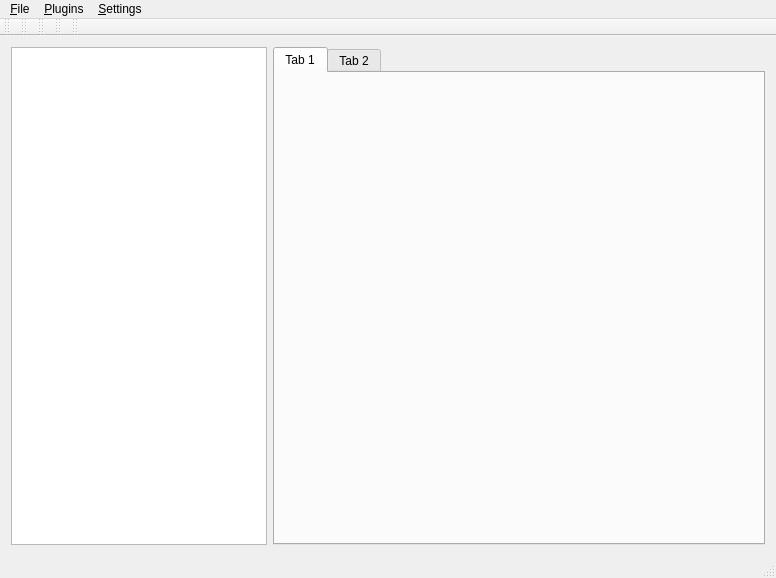
grimrpr/pathcompare, file src/mainwindow.ui: the form before one commit.
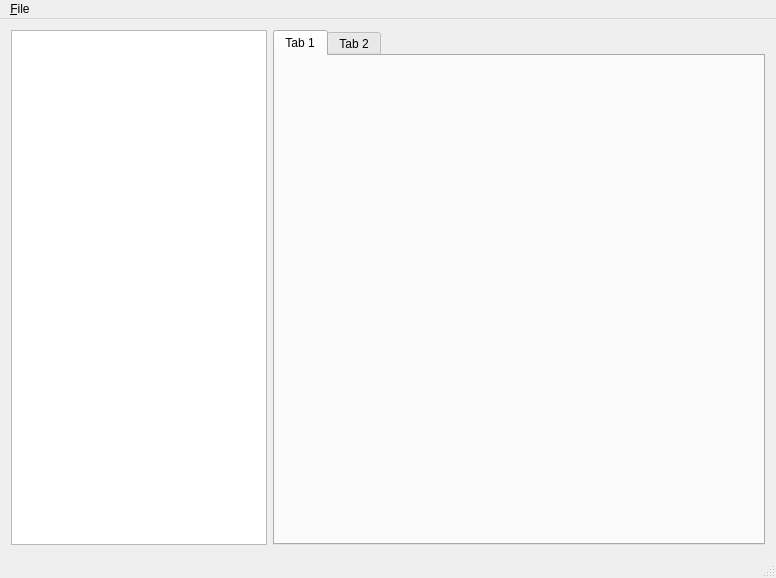
The form after the commit.

Commit message: integrated pluginloader; -finished main pathcompare framework

What changed in the file:
```diff
--- a/src/mainwindow.ui
+++ b/src/mainwindow.ui
@@ -11,10 +11,20 @@
    </rect>
   </property>
   <property name="windowTitle">
-   <string>MainWindow</string>
+   <string>Pathcompare</string>
   </property>
   <widget class="QWidget" name="centralWidget">
    <layout class="QGridLayout" name="gridLayout_5">
+    <item row="0" column="0">
+     <widget class="QTreeView" name="ResourceView">
+      <property name="sizePolicy">
+       <sizepolicy hsizetype="Preferred" vsizetype="Expanding">
+        <horstretch>0</horstretch>
+        <verstretch>0</verstretch>
+       </sizepolicy>
+      </property>
+     </widget>
+    </item>
     <item row="0" column="1">
      <widget class="QTabWidget" name="PluginTabs">
       <property name="sizePolicy">
@@ -26,6 +36,9 @@
       <property name="currentIndex">
        <number>0</number>
       </property>
+      <property name="tabsClosable">
+       <bool>false</bool>
+      </property>
       <widget class="QWidget" name="tab">
        <attribute name="title">
         <string>Tab 1</string>
@@ -38,25 +51,16 @@
       </widget>
      </widget>
     </item>
-    <item row="0" column="0">
-     <widget class="QTreeView" name="ResourceView">
-      <property name="sizePolicy">
-       <sizepolicy hsizetype="Preferred" vsizetype="Expanding">
-        <horstretch>0</horstretch>
-        <verstretch>0</verstretch>
-       </sizepolicy>
-      </property>
-     </widget>
-    </item>
    </layout>
   </widget>
+  <widget class="QStatusBar" name="statusBar"/>
   <widget class="QMenuBar" name="menuBar">
    <property name="geometry">
     <rect>
      <x>0</x>
      <y>0</y>
      <width>776</width>
-     <height>25</height>
+     <height>23</height>
     </rect>
    </property>
    <widget class="QMenu" name="menu_File">
@@ -64,72 +68,7 @@
      <string>&amp;File</string>
     </property>
    </widget>
-   <widget class="QMenu" name="menu_Plugins">
-    <property name="title">
-     <string>&amp;Plugins</string>
-    </property>
-   </widget>
-   <widget class="QMenu" name="menu_Settings">
-    <property name="title">
-     <string>&amp;Settings</string>
-    </property>
-   </widget>
    <addaction name="menu_File"/>
-   <addaction name="menu_Plugins"/>
-   <addaction name="menu_Settings"/>
-  </widget>
-  <widget class="QToolBar" name="mainToolBar">
-   <attribute name="toolBarArea">
-    <enum>TopToolBarArea</enum>
-   </attribute>
-   <attribute name="toolBarBreak">
-    <bool>false</bool>
-   </attribute>
-  </widget>
-  <widget class="QStatusBar" name="statusBar"/>
-  <widget class="QToolBar" name="toolBar">
-   <property name="windowTitle">
-    <string>toolBar</string>
-   </property>
-   <attribute name="toolBarArea">
-    <enum>TopToolBarArea</enum>
-   </attribute>
-   <attribute name="toolBarBreak">
-    <bool>false</bool>
-   </attribute>
-  </widget>
-  <widget class="QToolBar" name="toolBar_2">
-   <property name="windowTitle">
-    <string>toolBar_2</string>
-   </property>
-   <attribute name="toolBarArea">
-    <enum>TopToolBarArea</enum>
-   </attribute>
-   <attribute name="toolBarBreak">
-    <bool>false</bool>
-   </attribute>
-  </widget>
-  <widget class="QToolBar" name="toolBar_3">
-   <property name="windowTitle">
-    <string>toolBar_3</string>
-   </property>
-   <attribute name="toolBarArea">
-    <enum>TopToolBarArea</enum>
-   </attribute>
-   <attribute name="toolBarBreak">
-    <bool>false</bool>
-   </attribute>
-  </widget>
-  <widget class="QToolBar" name="toolBar_4">
-   <property name="windowTitle">
-    <string>toolBar_4</string>
-   </property>
-   <attribute name="toolBarArea">
-    <enum>TopToolBarArea</enum>
-   </attribute>
-   <attribute name="toolBarBreak">
-    <bool>false</bool>
-   </attribute>
   </widget>
   <action name="action_Open_Path">
    <property name="text">
```
The commit also changes 9 other files.
